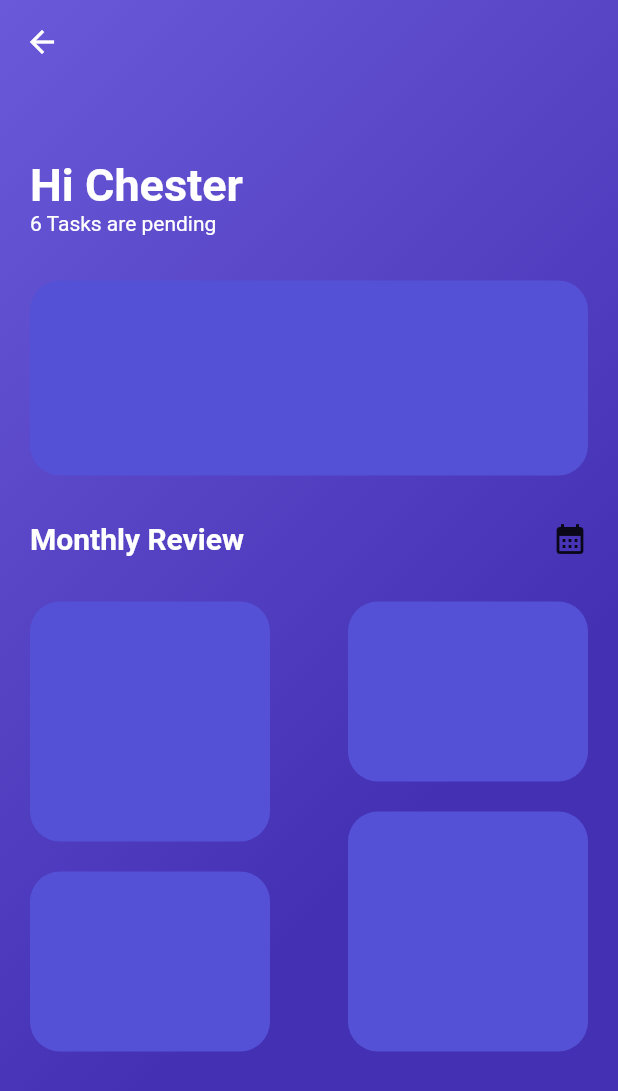
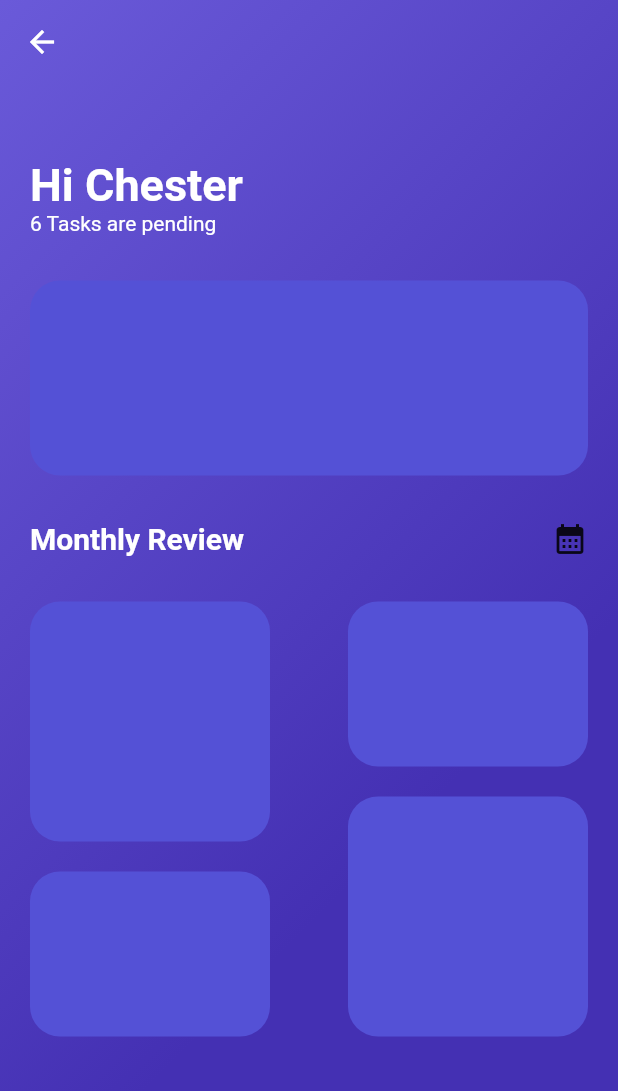
Before and after one commit to ceejayps/banking_app_2, a Flutter app: the homepage screen opened directly, on a phone screen of 412 x 824 dp. Shown: the top 1091 px of the screen. Run offline on Flutter 3.47's test engine with Material 2 defaults, Android fonts, the phone set to English and light mode, and no system bars; missing offline and left inert: dart:ffi.

Commit message:
Update homepage.dart

```diff
--- a/lib/container/pages/homepage.dart
+++ b/lib/container/pages/homepage.dart
@@ -109,7 +109,7 @@ class _homepageState extends State<homepage> {
                           ),
                           Container(
                             width: 160,
-                            height: 120,
+                            height: 110,
                             decoration: BoxDecoration(
                                 color: Color.fromARGB(255, 84, 81, 214),
                                 borderRadius: BorderRadius.circular(20)),
@@ -120,7 +120,7 @@ class _homepageState extends State<homepage> {
                         children: [
                           Container(
                             width: 160,
-                            height: 120,
+                            height: 110,
                             decoration: BoxDecoration(
                                 color: Color.fromARGB(255, 84, 81, 214),
                                 borderRadius: BorderRadius.circular(20)),
```
